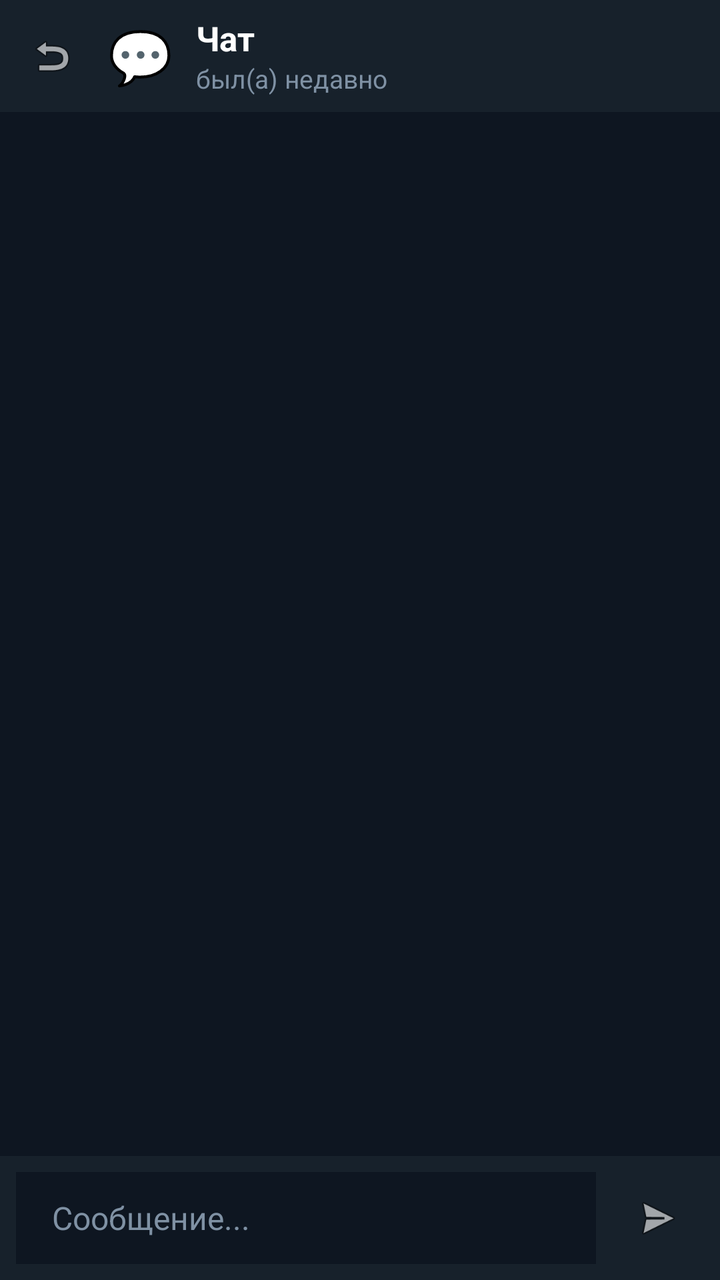
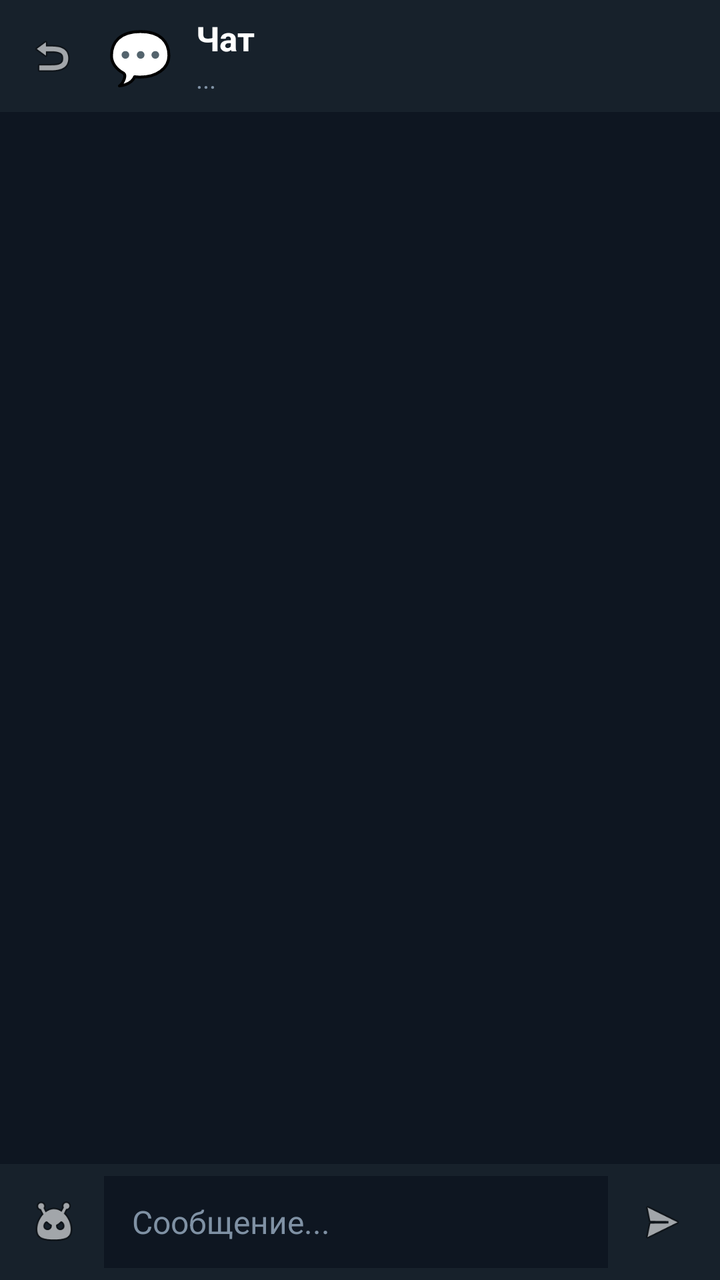

Two renders of the same Android screen: before a commit and after it. Below are the layout's source before the change and the commit's diff.
<!-- AndroidManifest.xml: application theme Theme.IvanChat -->
<!-- res/layout/activity_chat.xml -->
<?xml version="1.0" encoding="utf-8"?>
<LinearLayout xmlns:android="http://schemas.android.com/apk/res/android"
    android:layout_width="match_parent"
    android:layout_height="match_parent"
    android:orientation="vertical"
    android:background="#0E1621">

    
    <LinearLayout
        android:layout_width="match_parent"
        android:layout_height="56dp"
        android:orientation="horizontal"
        android:background="#17212B"
        android:gravity="center_vertical"
        android:paddingHorizontal="4dp">

        <ImageView
            android:id="@+id/backBtn"
            android:layout_width="44dp"
            android:layout_height="44dp"
            android:padding="10dp"
            android:src="@android:drawable/ic_menu_revert"
            android:background="?android:attr/selectableItemBackgroundBorderless"
            android:contentDescription="Назад" />

        <TextView
            android:id="@+id/chatAvatarText"
            android:layout_width="36dp"
            android:layout_height="36dp"
            android:text="💬"
            android:textSize="26sp"
            android:gravity="center"
            android:layout_marginStart="4dp"
            android:layout_marginEnd="10dp" />

        <LinearLayout
            android:layout_width="0dp"
            android:layout_height="wrap_content"
            android:layout_weight="1"
            android:orientation="vertical">

            <TextView
                android:id="@+id/chatTitleText"
                android:layout_width="wrap_content"
                android:layout_height="wrap_content"
                android:text="Чат"
                android:textColor="#FFFFFF"
                android:textSize="17sp"
                android:textStyle="bold" />

            <TextView
                android:id="@+id/chatSubText"
                android:layout_width="wrap_content"
                android:layout_height="wrap_content"
                android:text="был(а) недавно"
                android:textColor="#7F91A4"
                android:textSize="13sp" />

        </LinearLayout>

    </LinearLayout>

    
    <androidx.recyclerview.widget.RecyclerView
        android:id="@+id/messagesList"
        android:layout_width="match_parent"
        android:layout_height="0dp"
        android:layout_weight="1"
        android:paddingVertical="6dp"
        android:clipToPadding="false" />

    
    <LinearLayout
        android:layout_width="match_parent"
        android:layout_height="wrap_content"
        android:orientation="horizontal"
        android:background="#17212B"
        android:padding="8dp"
        android:gravity="center_vertical">

        <EditText
            android:id="@+id/messageInput"
            android:layout_width="0dp"
            android:layout_height="46dp"
            android:layout_weight="1"
            android:background="#0E1621"
            android:paddingHorizontal="18dp"
            android:textColor="#FFFFFF"
            android:textColorHint="#7F91A4"
            android:textSize="16sp"
            android:hint="Сообщение..."
            android:inputType="textMultiLine|textCapSentences"
            android:maxLines="4"
            android:layout_marginEnd="8dp" />

        <ImageView
            android:id="@+id/sendBtn"
            android:layout_width="46dp"
            android:layout_height="46dp"
            android:padding="10dp"
            android:src="@android:drawable/ic_menu_send"
            android:background="?android:attr/selectableItemBackgroundBorderless"
            android:contentDescription="Отправить" />

    </LinearLayout>

</LinearLayout>
<!-- resources referenced by this layout -->
<resources>
  <style name="Theme.IvanChat" parent="Theme.AppCompat.NoActionBar">
          <item name="android:windowBackground">@android:color/black</item>
          <item name="android:colorBackground">@android:color/black</item>
          <item name="android:textColor">@android:color/white</item>
      </style>
</resources>

<!-- the commit's change to res/layout/activity_chat.xml (unified diff, before → after) -->
@@ -52,7 +52,7 @@
                 android:id="@+id/chatSubText"
                 android:layout_width="wrap_content"
                 android:layout_height="wrap_content"
-                android:text="был(а) недавно"
+                android:text="..."
                 android:textColor="#7F91A4"
                 android:textSize="13sp" />
 
@@ -70,13 +70,41 @@
         android:clipToPadding="false" />
 
     
+    <HorizontalScrollView
+        android:id="@+id/emojiPanel"
+        android:layout_width="match_parent"
+        android:layout_height="52dp"
+        android:background="#17212B"
+        android:visibility="gone"
+        android:scrollbars="none">
+
+        <LinearLayout
+            android:id="@+id/emojiRow"
+            android:layout_width="wrap_content"
+            android:layout_height="match_parent"
+            android:orientation="horizontal"
+            android:gravity="center_vertical"
+            android:paddingHorizontal="6dp" />
+
+    </HorizontalScrollView>
+
+    
     <LinearLayout
         android:layout_width="match_parent"
         android:layout_height="wrap_content"
         android:orientation="horizontal"
         android:background="#17212B"
-        android:padding="8dp"
+        android:padding="6dp"
         android:gravity="center_vertical">
+
+        <ImageView
+            android:id="@+id/emojiBtn"
+            android:layout_width="42dp"
+            android:layout_height="42dp"
+            android:padding="8dp"
+            android:src="@android:drawable/ic_menu_emoticons"
+            android:background="?android:attr/selectableItemBackgroundBorderless"
+            android:contentDescription="Смайлы" />
 
         <EditText
             android:id="@+id/messageInput"
@@ -84,14 +112,15 @@
             android:layout_height="46dp"
             android:layout_weight="1"
             android:background="#0E1621"
-            android:paddingHorizontal="18dp"
+            android:paddingHorizontal="14dp"
             android:textColor="#FFFFFF"
             android:textColorHint="#7F91A4"
             android:textSize="16sp"
             android:hint="Сообщение..."
             android:inputType="textMultiLine|textCapSentences"
             android:maxLines="4"
-            android:layout_marginEnd="8dp" />
+            android:layout_marginStart="4dp"
+            android:layout_marginEnd="4dp" />
 
         <ImageView
             android:id="@+id/sendBtn"
